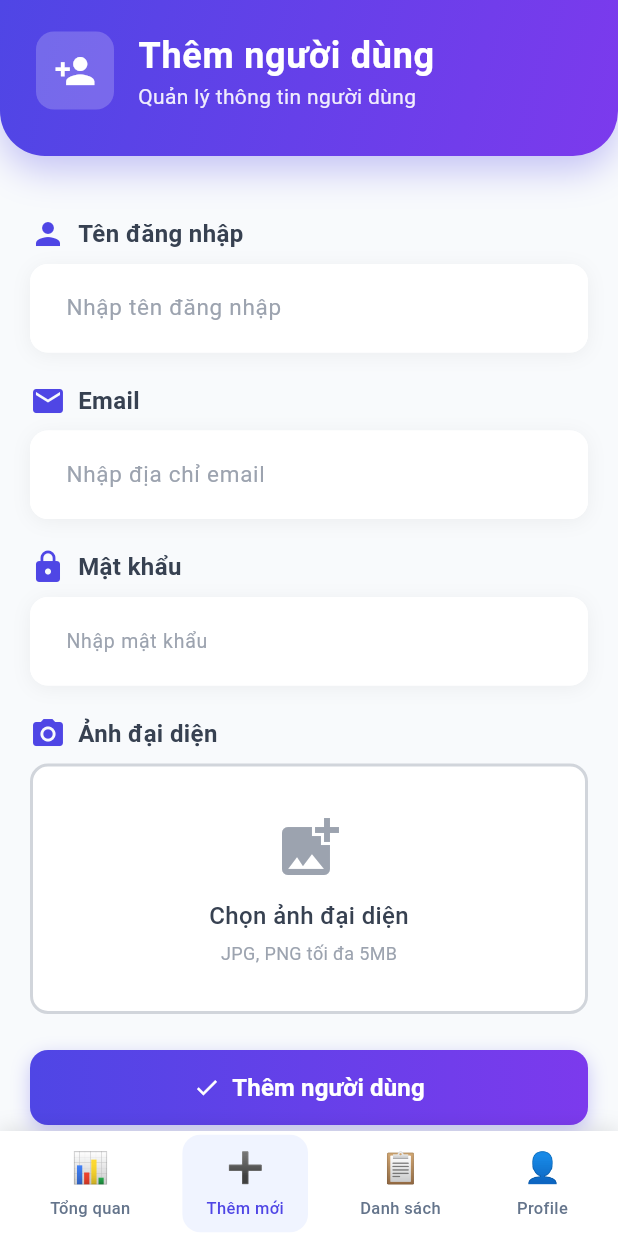
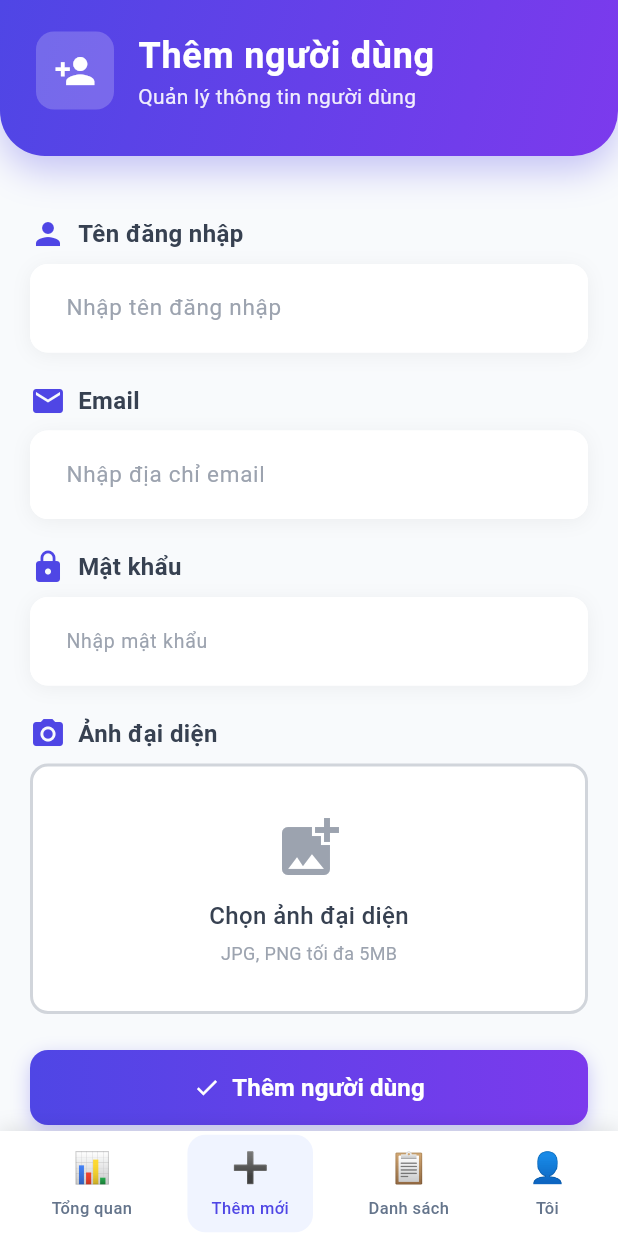
Before and after one commit to ChauKnockUI/Admin-User-Management, a Flutter app: the AddUserPage screen opened by its route, on a phone screen of 412 x 824 dp. Run offline on Flutter 3.47's test engine with Material 3 defaults, Android fonts, the phone set to English and light mode, and no system bars; our stand-ins replace cached_network_image, equatable, flutter_bloc, image_picker, shared_preferences; accounts and stored records are empty; network calls fail.

Commit message:
chore: enhance UI

```diff
--- a/frontend/lib/presentation/components/bottom_nav.dart
+++ b/frontend/lib/presentation/components/bottom_nav.dart
@@ -28,7 +28,7 @@ class BottomNav extends StatelessWidget {
               _buildNavItem(context, 0, '📊', 'Tổng quan', AppRoutes.dashboard),
               _buildNavItem(context, 1, '➕', 'Thêm mới', AppRoutes.addUser),
               _buildNavItem(context, 2, '📋', 'Danh sách', AppRoutes.list),
-              _buildNavItem(context, 3, '👤', 'Profile', AppRoutes.profile),
+              _buildNavItem(context, 3, '👤', 'Tôi', AppRoutes.profile),
             ],
           ),
         ),
--- a/frontend/lib/presentation/pages/dashboard_page.dart
+++ b/frontend/lib/presentation/pages/dashboard_page.dart
@@ -135,7 +135,7 @@ class _DashboardPageState extends State<DashboardPage> {
                                 bgColor: Color(0xFFEEF2FF),
                               ),
                             ),
-
+                            SizedBox(width: 10),
                             Expanded(
                               child: _buildStatCard(
                                 icon: Icons.email,
--- a/frontend/lib/presentation/pages/profile_page.dart
+++ b/frontend/lib/presentation/pages/profile_page.dart
@@ -360,7 +360,7 @@ class _ProfilePageState extends State<ProfilePage> {
                                   // Password field
                                   Row(
                                     children: [
-                                      Icon(Icons.lock, color: Color(0xFFFF9800)),
+                                      Icon(Icons.lock, color: Color(0xFF4F46E5)),
                                       SizedBox(width: 8),
                                       Text('Mật khẩu mới', style: TextStyle(fontWeight: FontWeight.w600)),
                                     ],
@@ -371,7 +371,7 @@ class _ProfilePageState extends State<ProfilePage> {
                                   // Image upload
                                   Row(
                                     children: [
-                                      Icon(Icons.camera_alt, color: Color(0xFF374151)),
+                                      Icon(Icons.camera_alt, color: Color(0xFF4F46E5)),
                                       SizedBox(width: 8),
                                       Text('Ảnh đại diện', style: TextStyle(fontWeight: FontWeight.w600)),
                                     ],
```
Also changed, not shown: 1 other file.
